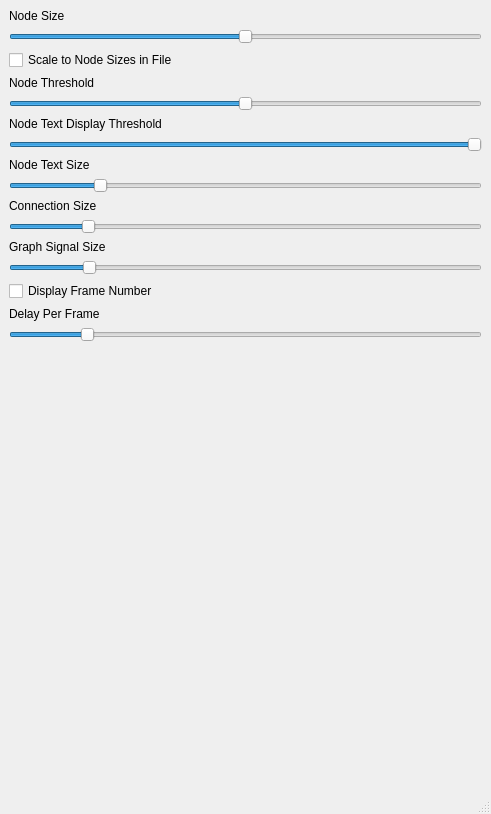
The window that networksettings.ui (Namr/Connected) describes before a commit, drawn with Qt 5.
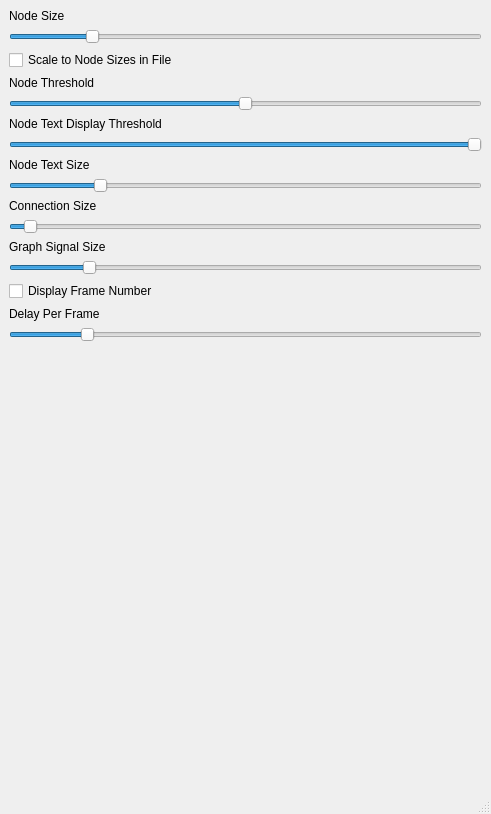
The same window after the commit.

What changed in the file:
```diff
--- a/networksettings.ui
+++ b/networksettings.ui
@@ -27,7 +27,7 @@
       <item>
        <widget class="QSlider" name="nodeSizeSlider">
         <property name="maximum">
-         <number>300</number>
+         <number>900</number>
         </property>
         <property name="value">
          <number>150</number>
@@ -120,7 +120,7 @@
          <number>5</number>
         </property>
         <property name="maximum">
-         <number>100</number>
+         <number>500</number>
         </property>
         <property name="value">
          <number>20</number>
```
Left out of the diff: 2 changed lines with no effect on the pictures.
